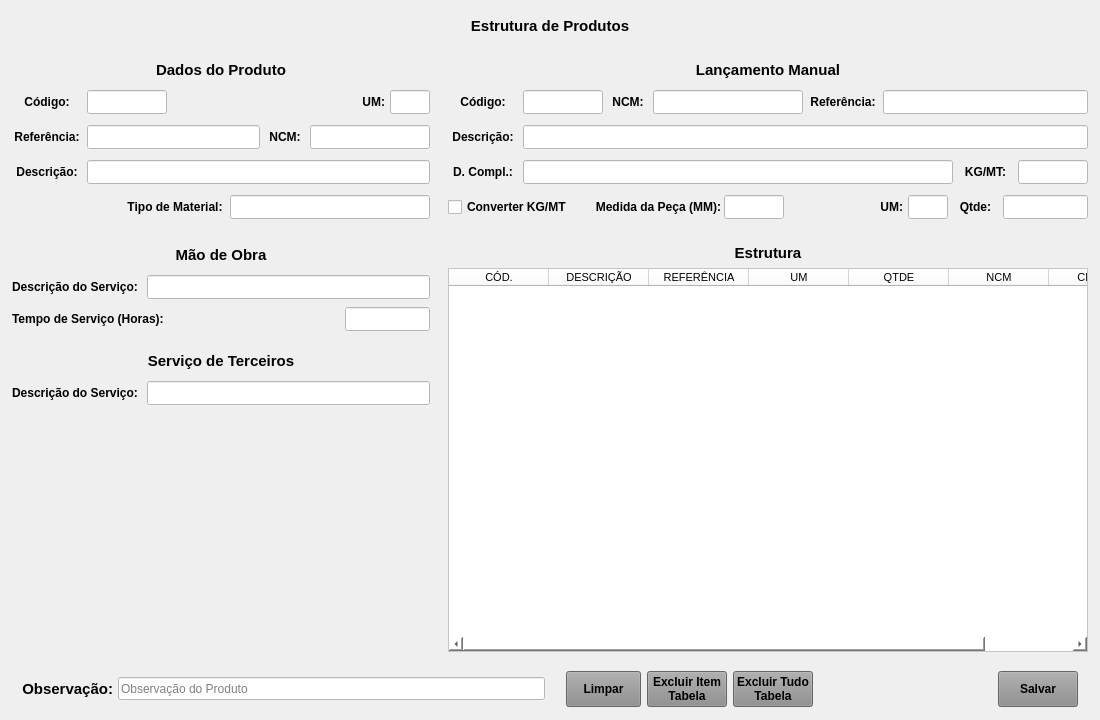
Azevedo84/erp_suzuki, file forms/tela_estrut_incluir.ui: the form before one commit.
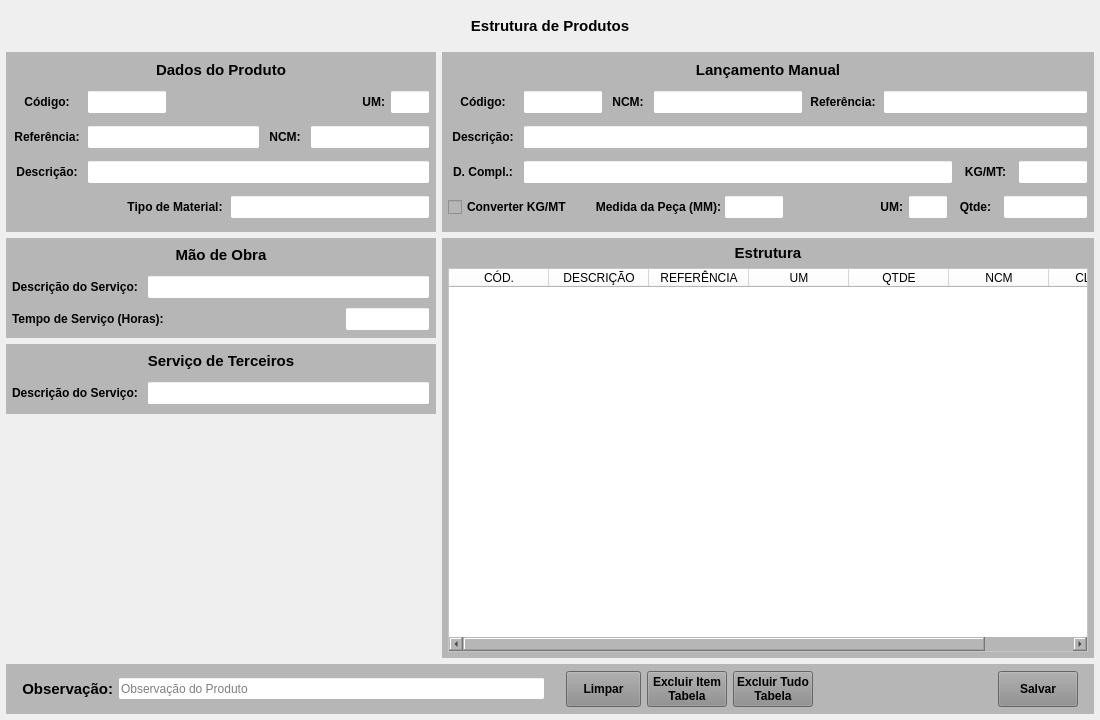
The form after the commit.

Patch:
```diff
--- a/forms/tela_estrut_incluir.ui
+++ b/forms/tela_estrut_incluir.ui
@@ -216,7 +216,7 @@
           </size>
          </property>
          <property name="styleSheet">
-          <string notr="true"/>
+          <string notr="true">background-color: rgb(182, 182, 182);</string>
          </property>
          <layout class="QVBoxLayout" name="verticalLayout_8">
           <property name="spacing">
@@ -868,7 +868,7 @@
           </size>
          </property>
          <property name="styleSheet">
-          <string notr="true"/>
+          <string notr="true">background-color: rgb(182, 182, 182);</string>
          </property>
          <layout class="QVBoxLayout" name="verticalLayout_4">
           <property name="spacing">
@@ -1812,7 +1812,7 @@
              </size>
             </property>
             <property name="styleSheet">
-             <string notr="true"/>
+             <string notr="true">background-color: rgb(182, 182, 182);</string>
             </property>
             <layout class="QVBoxLayout" name="verticalLayout_6">
              <property name="spacing">
@@ -2100,7 +2100,7 @@
              </size>
             </property>
             <property name="styleSheet">
-             <string notr="true"/>
+             <string notr="true">background-color: rgb(182, 182, 182);</string>
             </property>
             <layout class="QVBoxLayout" name="verticalLayout_7">
              <property name="spacing">
@@ -2288,7 +2288,7 @@
        <item>
         <widget class="QWidget" name="widget_Cor5" native="true">
          <property name="styleSheet">
-          <string notr="true"/>
+          <string notr="true">background-color: rgb(182, 182, 182);</string>
          </property>
          <layout class="QVBoxLayout" name="verticalLayout_3">
           <property name="leftMargin">
@@ -2406,7 +2406,7 @@
        </size>
       </property>
       <property name="styleSheet">
-       <string notr="true"/>
+       <string notr="true">background-color: rgb(182, 182, 182);</string>
       </property>
       <layout class="QHBoxLayout" name="horizontalLayout_21">
        <property name="spacing">
```
